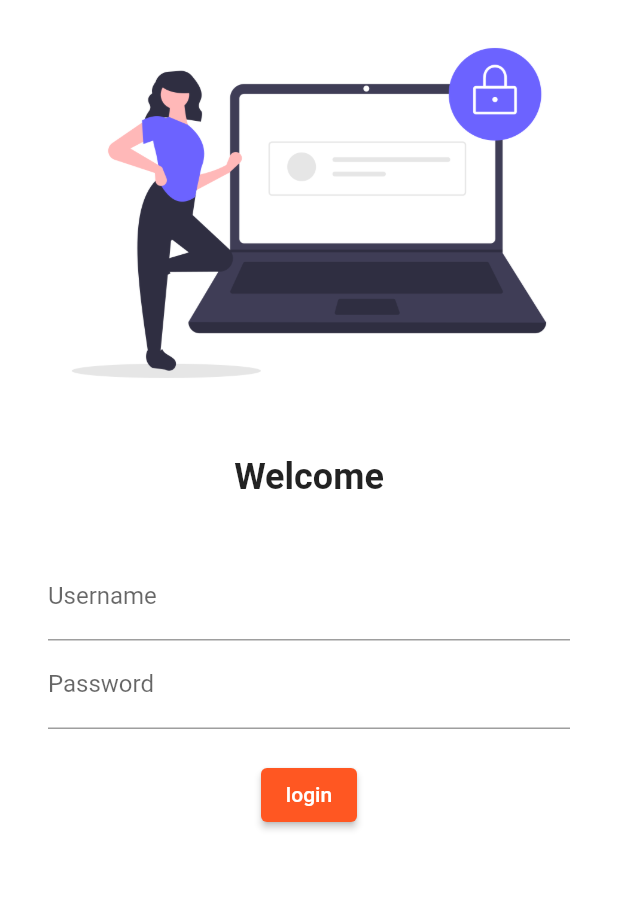
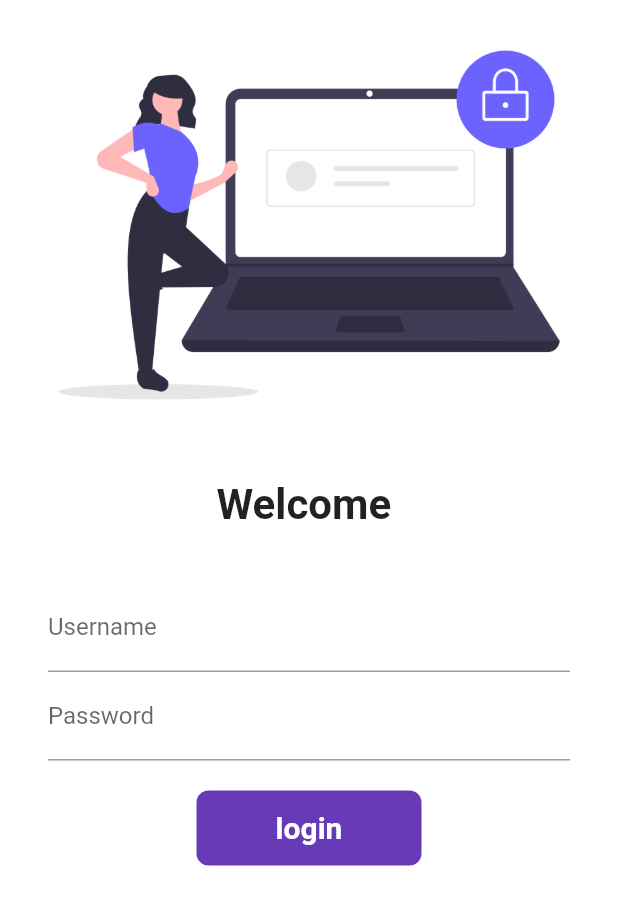
Before and after one commit to yuvrajpratham/Catalog-App, a Flutter app: the screen it shows after launch, on a phone screen of 412 x 824 dp. Shown: the top 905 px of the screen. Run offline on Flutter 3.47's test engine with Material 2 defaults, Android fonts, the phone set to English and light mode, and no system bars.

Commit message:
day 10 done

```diff
--- /dev/null
+++ b/lib/Utilities/routes.dart
@@ -0,0 +1,4 @@
+class MyRoutes{
+  static String loginRoute="/login";
+  static String homeRoute="/home";
+}
--- a/lib/main.dart
+++ b/lib/main.dart
@@ -1,6 +1,8 @@
 import 'package:flutter/material.dart';
 import 'package:flutter_application_1/pages/login_page.dart';
 import 'pages/home_page.dart';
+import 'Utilities/routes.dart';
+
 
 void main(){
   runApp(MyApp());
@@ -20,8 +22,8 @@ class MyApp extends StatelessWidget {
       initialRoute: "/",
       routes: {
         "/": (context) => loginpage(),
-        "/home":(context)=>HomePage(),
-        "/login": (context) =>loginpage(),
+        MyRoutes.homeRoute:(context)=>HomePage(),
+        MyRoutes.loginRoute: (context) =>loginpage(),
 
       },
     );
--- a/lib/pages/login_page.dart
+++ b/lib/pages/login_page.dart
@@ -1,27 +1,44 @@
 import 'package:flutter/material.dart';
 
-class loginpage extends StatelessWidget {
+import '../Utilities/routes.dart';
+class loginpage extends StatefulWidget {
+  @override
+  State<loginpage> createState() => _loginpageState();
+}
+
+class _loginpageState extends State<loginpage> {
+  String name="";
+  bool changeButton = false;
   @override
   Widget build(BuildContext context) {
     return Material(color: Colors.white,
+      child: SingleChildScrollView(
         child: Column(
           children: [
             Image.asset("assets/images/login_image.png",
-          fit: BoxFit.cover,),
+            fit: BoxFit.cover,
+            height: 300),
             SizedBox(height:20),
-          Text("Welcome",
+            Text("Welcome $name",
             style: TextStyle(
-            fontSize: 24,
+              fontSize: 28,
               fontWeight: FontWeight.bold,
             )) ,
             SizedBox(
               height:20,),
               Padding(
                 padding: const EdgeInsets.symmetric(vertical:16.0,horizontal:32.0),
-              child: Column(children:[TextFormField(
+                child: Column(children:[
+                  TextFormField(
                  decoration: InputDecoration(
                   hintText:"Enter Username",
-               labelText:"Username",),),
+                 labelText:"Username",),
+                 onChanged: (value){
+                  name=value;
+                  setState(() {
+
+                  });
+                 }),
                   TextFormField(
                     obscureText: true,
                  decoration: InputDecoration(
@@ -29,17 +46,44 @@ class loginpage extends StatelessWidget {
                  labelText:"Password",),),
                   SizedBox(
                     height:20,),
-                  ElevatedButton
-                  (child: Text("login"),
-                  style: TextButton.styleFrom(),
-                  onPressed: () {
-                    print("Hi bro");
-                  },)
+
+                    InkWell(
+                      onTap: () async {
+                       setState ((){changeButton = true;});
+                       await Future.delayed(Duration(seconds: 1));
+                         Navigator.pushNamed(context, MyRoutes.homeRoute);
+                      },
+                      child: AnimatedContainer(
+                        duration:Duration(seconds: 1),
+                        width: changeButton?50 : 150,
+                        height:50,
+                        alignment: Alignment.center,
+                        child: changeButton? Icon(Icons.done, color:Colors.white,):
+                         Text("login",
+                        style: TextStyle(color:Colors.white,
+                        fontWeight: FontWeight.bold,
+                        fontSize: 20,)
+                        ),
+                        decoration: BoxDecoration(
+                         // shape: changeButton ? BoxShape.circle :BoxShape.rectangle,
+                          color:Colors.deepPurple,
+                          borderRadius: BorderRadius.circular(changeButton ?50:8),
+                        ),
+                      ),
+                    ),
+                   // ElevatedButton
+                    //(child: Text("login"),
+                   // style: TextButton.styleFrom(minimumSize: Size(150,40)),
+                   // onPressed: () {
+                   //   Navigator.pushNamed(context, MyRoutes.homeRoute);
+                   // },
+                    //)
                 ],
                ),
              ),
          ],
           ),
+      ),
   );
   }
 }
```
Lines whose indentation alone changed are shown as unchanged.
